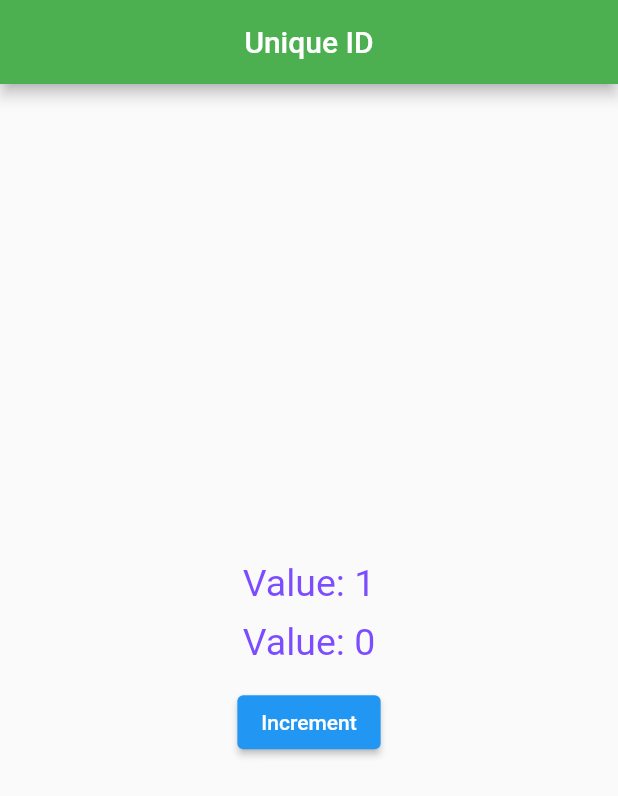
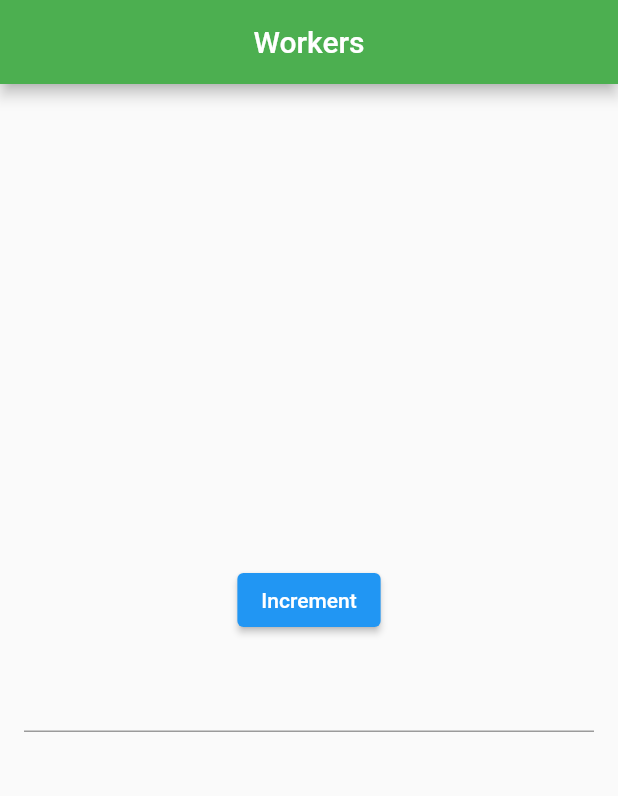
Before and after one commit to vigneshram2011/sheru, a Flutter app: the screen it shows after launch, after a tap on "Increment", on a phone screen of 412 x 824 dp. Shown: the top 796 px of the screen. Run offline on Flutter 3.47's test engine with Material 2 defaults, Android fonts, the phone set to English and light mode, and no system bars; our stand-ins replace get.

Commit message:
after fourteenth video, console project on workers

```diff
--- a/lib/main.dart
+++ b/lib/main.dart
@@ -15,10 +15,10 @@ class MyApp extends StatelessWidget {
   @override
   Widget build(BuildContext context) {
     return GetMaterialApp(
-      title: 'Unique ID',
+      title: 'Workers',
       home: Scaffold(
         appBar: AppBar(
-          title: Text('Unique ID'),
+          title: Text('Workers'),
           backgroundColor: Colors.green,
           centerTitle: true,
         ),
@@ -27,39 +27,18 @@ class MyApp extends StatelessWidget {
             mainAxisAlignment: MainAxisAlignment.center,
             crossAxisAlignment: CrossAxisAlignment.center,
             children: [
-              GetBuilder<MyController>(
-                id: 'txtCount',
-                builder: (controller) {
-                  return Text(
-                    'Value: ${controller.count}',
-                    style: TextStyle(
-                      fontSize: 25,
-                      color: Colors.deepPurpleAccent,
-                    ),
-                  );
-                },
-              ),
-              SizedBox(
-                height: 10,
-              ),
-              GetBuilder<MyController>(
-                builder: (controller) {
-                  return Text(
-                    'Value: ${controller.count}',
-                    style: TextStyle(
-                      fontSize: 25,
-                      color: Colors.deepPurpleAccent,
-                    ),
-                  );
-                },
-              ),
-              SizedBox(
-                height: 15,
-              ),
               ElevatedButton(
                 child: Text('Increment'),
                 onPressed: () => myController.increment(),
-              )
+              ),
+              Padding(
+                padding: EdgeInsets.all(16.0),
+                child: TextField(
+                  onChanged: (val) {
+                    myController.increment();
+                  },
+                ),
+              ),
             ],
           ),
         ),
--- a/lib/my_controller.dart
+++ b/lib/my_controller.dart
@@ -1,11 +1,14 @@
 import 'package:get/get.dart';
 
 class MyController extends GetxController {
-  var count = 0;
+  var count = 0.obs;
   void increment() {
     count++;
-    update([
-      'txtCount',
-    ]);
+  }
+
+  @override
+  void onInit() {
+    ever(count, (_) => print('count: $count'));
+    super.onInit();
   }
 }
```
